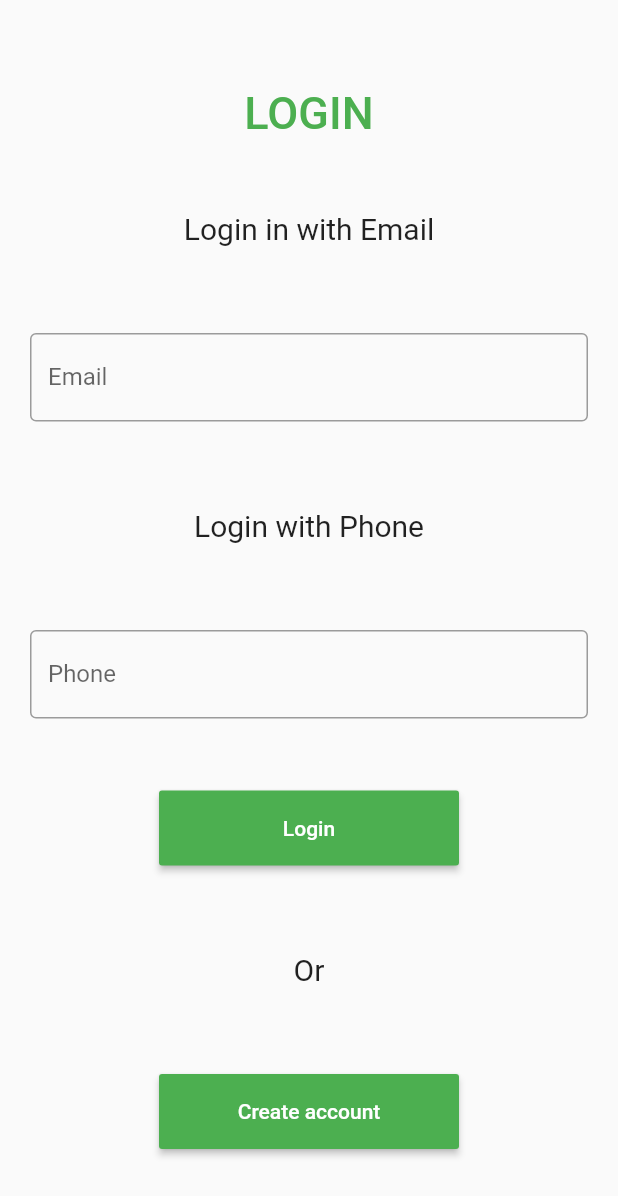
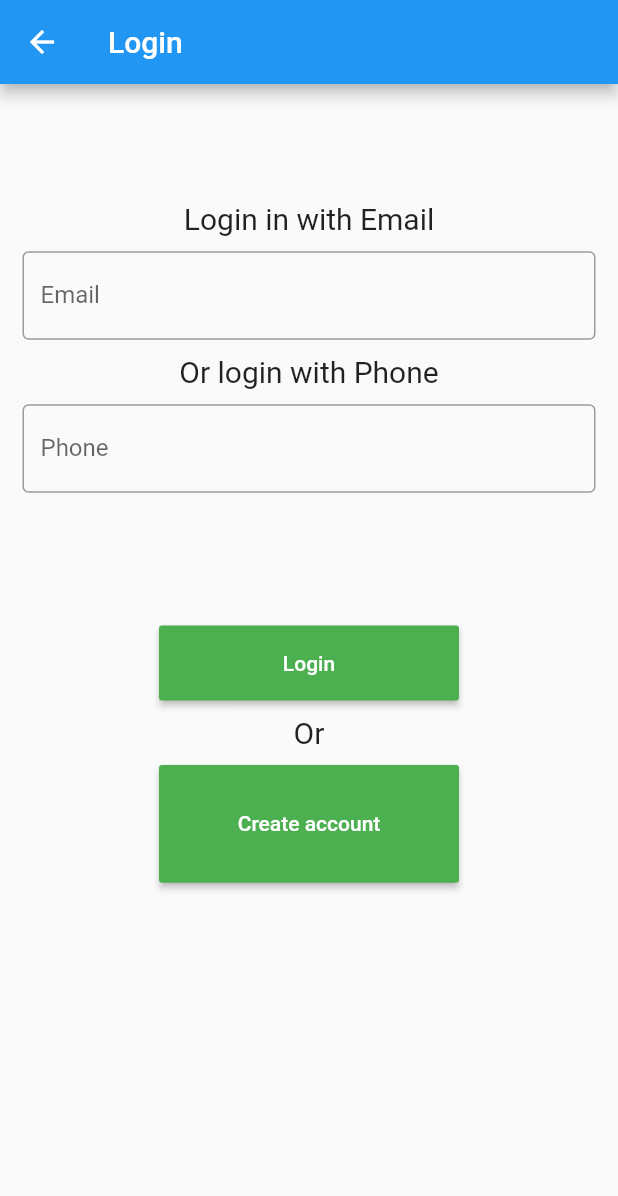
Before and after one commit to digitalnomadacademy/youthetree, a Flutter app: the LoginPage screen opened directly, after a tap on "Login", on a phone screen of 412 x 824 dp. Shown: the top 1196 px of the screen. Run offline on Flutter 3.47's test engine with Material 2 defaults, Android fonts, the phone set to English and light mode, and no system bars; our stand-ins replace cloud_firestore, firebase_storage, image_picker, rxdart; accounts and stored records are empty.

Commit message:
created login page, routes to be edited

```diff
--- a/lib/ui/molecule/login_page.dart
+++ b/lib/ui/molecule/login_page.dart
@@ -1,46 +1,39 @@
 import 'package:flutter/material.dart';
-
-void main() {
-  runApp(MaterialApp(
-    home: LoginPage(),
-  ));
-}
 
 class LoginPage extends StatefulWidget {
   @override
-  _State createState() => _State();
+  _LoginPageState createState() => _LoginPageState();
 }
 
-class _State extends State<LoginPage> {
-  TextEditingController emailController = TextEditingController();
-  TextEditingController phoneController = TextEditingController();
+class _LoginPageState extends State<LoginPage> {
+  var _emailController = TextEditingController();
+  var _phoneController = TextEditingController();
+
+//Focus Nodes
+  var _phoneFocusNode = FocusNode();
 
   @override
   Widget build(BuildContext context) {
     return Scaffold(
-      //appBar: AppBar(
-      //title: Text('Login'),
-      //),
+      appBar: AppBar(
+        title: Text('Login'),
+      ),
       body: Padding(
-            padding: EdgeInsets.all(10),
+        padding: EdgeInsets.symmetric(horizontal: 5),
           child: Column(
-              mainAxisAlignment: MainAxisAlignment.spaceEvenly,
+            mainAxisAlignment: MainAxisAlignment.start,
             children: <Widget>[
-                Text(
-                  'LOGIN',
-                  style: TextStyle(
-                      color: Colors.green,
-                      fontWeight: FontWeight.w500,
-                      fontSize: 30),
-                ),
+              Spacer(),
               Text(
                 'Login in with Email',
                 style: TextStyle(fontSize: 20),
               ),
               Container(
                 padding: EdgeInsets.all(10),
-                  child: TextField(
-                    controller: emailController,
+                child: TextFormField(
+                  controller: _emailController,
+                  textInputAction: TextInputAction.go,
+                  onEditingComplete: () => _phoneFocusNode.requestFocus(),
                   decoration: InputDecoration(
                     border: OutlineInputBorder(),
                     labelText: 'Email',
@@ -48,19 +41,20 @@ class _State extends State<LoginPage> {
                 ),
               ),
               Text(
-                  'Login with Phone',
+                'Or login with Phone',
                 style: TextStyle(fontSize: 20),
               ),
               Container(
-                  padding: EdgeInsets.fromLTRB(10, 10, 10, 0),
-                  child: TextField(
-                    controller: phoneController,
+                padding: EdgeInsets.all(10),
+                child: TextFormField(
+                  controller: _phoneController,
                   decoration: InputDecoration(
                     border: OutlineInputBorder(),
                     labelText: 'Phone',
                   ),
                 ),
               ),
+              Spacer(),
               Container(
                   height: 50,
                   width: 200,
@@ -69,10 +63,10 @@ class _State extends State<LoginPage> {
                     color: Colors.green,
                     child: Text('Login'),
                     onPressed: () {
-                        print(emailController.text);
-                        print(phoneController.text);
+                      //Navigator.pushNamed(context, RouteName.home );
                     },
-                    )),
+                  ),
+              ),
               Container(
                   alignment: Alignment.center,
                   padding: EdgeInsets.all(10),
@@ -80,7 +74,8 @@ class _State extends State<LoginPage> {
                     'Or',
                     style: TextStyle(fontSize: 20),
                   )),
-                Container(
+              Expanded(
+                child: Container(
                   height: 50,
                   width: 200,
                   child: RaisedButton(
@@ -88,10 +83,15 @@ class _State extends State<LoginPage> {
                     color: Colors.green,
                     child: Text('Create account'),
                     onPressed: () {
-
+                      Navigator.pushNamed(context, "create");
                     },
-                    )),
+                  ),
+                ),
+              ),
+              Spacer(flex: 3),
             ],
-            )));
+          ),
+        ),
+      );
   }
 }
```
Lines whose indentation alone changed are shown as unchanged.
